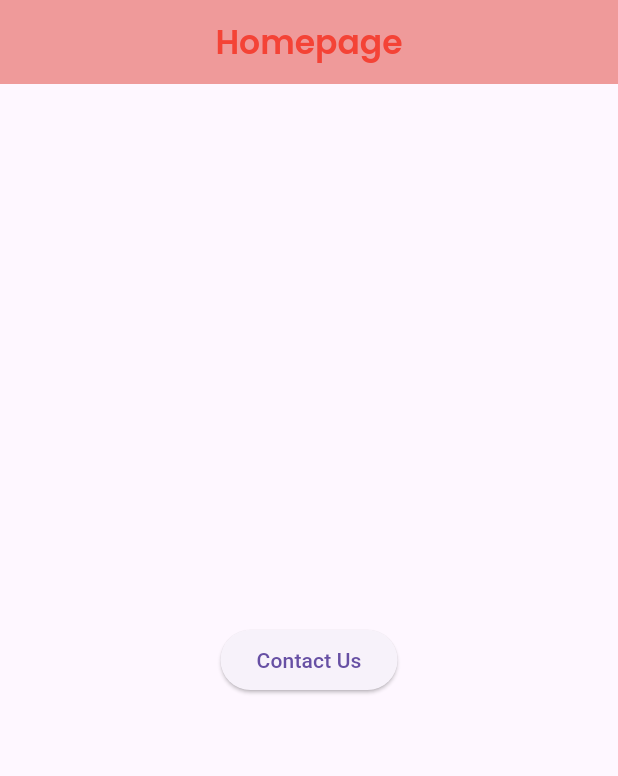
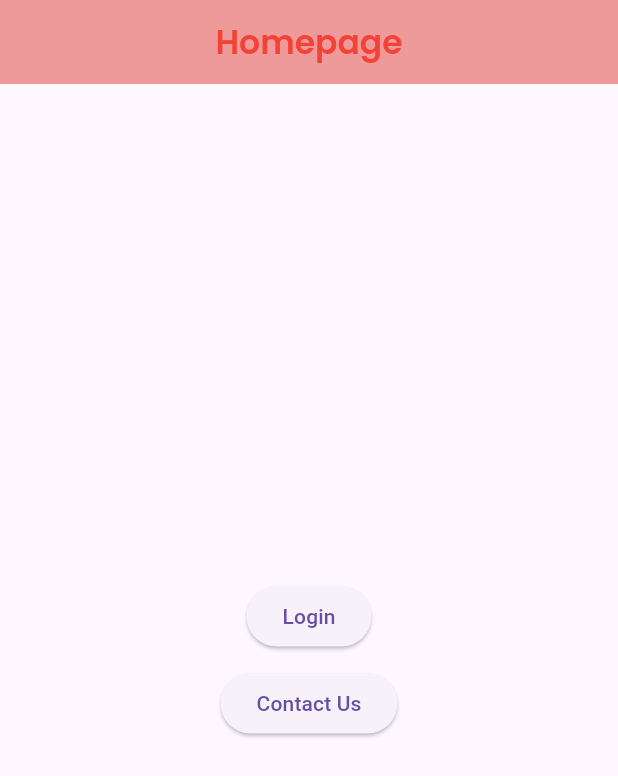
Before and after one commit to SohalSawardekar/Hotel_Booking_App, a Flutter app: the screen it shows after launch, on a phone screen of 412 x 824 dp. Shown: the top 776 px of the screen. Run offline on Flutter 3.47's test engine with Material 3 defaults, Android fonts, the phone set to English and light mode, and no system bars; our stand-ins replace google_fonts.

Commit message:
first commit

```diff
--- a/lib/constants/data.dart
+++ b/lib/constants/data.dart
@@ -1,2 +1,2 @@
-const String telephoneNumber = "0832-917461";
+const String telephoneNumber = "8830106157";
 const String emailAddress = "sohalsawardekar11@gmail.com";
--- a/lib/screens/ContactUs.dart
+++ b/lib/screens/ContactUs.dart
@@ -13,6 +13,8 @@ class ContactUs extends StatefulWidget {
 class _ContactUsState extends State<ContactUs> {
   // TextEditingController to capture the input from the Name TextField
   final TextEditingController _nameController = TextEditingController();
+  final TextEditingController _emailController = TextEditingController();
+  final TextEditingController _messageController = TextEditingController();
 
   // Method to launch the dialer
   void _launchDialer(String phoneNumber) async {
@@ -167,7 +169,7 @@ class _ContactUsState extends State<ContactUs> {
                     ),
                     TextField(
                       controller:
-                          _nameController, // This should be a separate controller for email
+                          _emailController, // This should be a separate controller for email
                       decoration: InputDecoration(
                         hintText: 'Enter your Email',
                         hintStyle: GoogleFonts.poppins(),
@@ -203,7 +205,7 @@ class _ContactUsState extends State<ContactUs> {
                     ),
                     TextField(
                       controller:
-                          _nameController, // This should be a separate controller for message
+                          _messageController, // This should be a separate controller for message
                       decoration: InputDecoration(
                         hintText: 'Enter your message',
                         hintStyle: GoogleFonts.poppins(),
--- a/lib/screens/home.dart
+++ b/lib/screens/home.dart
@@ -3,6 +3,7 @@ import 'package:flutter/material.dart';
 import 'package:flutter/widgets.dart';
 import 'package:google_fonts/google_fonts.dart';
 import 'package:hotel_booking/screens/ContactUs.dart';
+import 'package:hotel_booking/screens/login.dart';
 
 class Homepage extends StatefulWidget {
   const Homepage({super.key});
@@ -26,9 +27,29 @@ class HHomepageState extends State<Homepage> {
         centerTitle: true,
         backgroundColor: Colors.red[200],
       ),
-      body: Container(
-        child: Center(
-          child: ElevatedButton(
+      body: Center(
+          child: Column(
+        crossAxisAlignment: CrossAxisAlignment.center,
+        mainAxisAlignment: MainAxisAlignment.center,
+        children: [
+          //Login
+          ElevatedButton(
+            onPressed: () {
+              Navigator.push(
+                context,
+                MaterialPageRoute(builder: (context) => const Login()),
+              );
+            },
+
+            child: const Text("Login"), // Button label
+          ),
+
+          const SizedBox(
+            height: 10,
+          ),
+
+          //Contact Us
+          ElevatedButton(
             onPressed: () {
               Navigator.push(
                 context,
@@ -38,8 +59,8 @@ class HHomepageState extends State<Homepage> {
 
             child: const Text("Contact Us"), // Button label
           ),
-        ),
-      ),
+        ],
+      )),
     );
   }
 }
```
Also changed, not shown: lib/screens/login.dart (+44 -0 lines).
